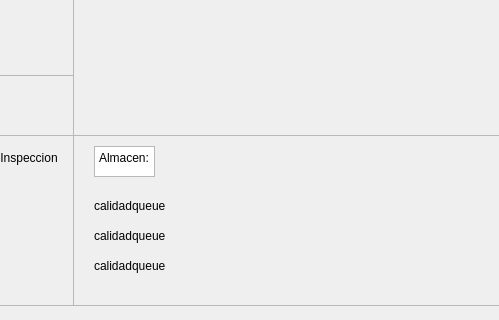
This is MonsterFactory/mainwindow.ui in arty4325/IC2001-MonsterFactory as Qt 5 draws it before an edit; both pictures show x 867 to 1366 and y 365 to 685 of the 1366 by 768 pixel window. The edited form follows.
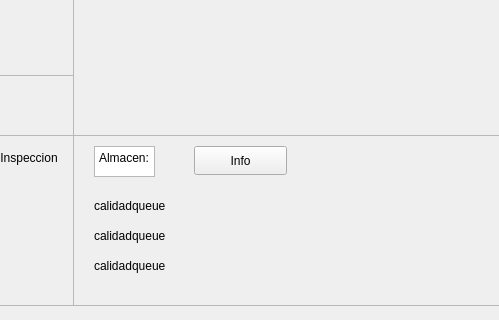
This is the edited form.

Commit message: Now I can view in real time the items in the almacen

```diff
--- a/MonsterFactory/mainwindow.ui
+++ b/MonsterFactory/mainwindow.ui
@@ -699,6 +699,19 @@
 &lt;p style=&quot; margin-top:0px; margin-bottom:0px; margin-left:0px; margin-right:0px; -qt-block-indent:0; text-indent:0px;&quot;&gt;Almacen:&lt;/p&gt;&lt;/body&gt;&lt;/html&gt;</string>
       </property>
      </widget>
+     <widget class="QPushButton" name="verAlmacen">
+      <property name="geometry">
+       <rect>
+        <x>120</x>
+        <y>10</y>
+        <width>93</width>
+        <height>29</height>
+       </rect>
+      </property>
+      <property name="text">
+       <string>Info</string>
+      </property>
+     </widget>
     </widget>
    </widget>
    <widget class="QScrollArea" name="scrollArea_11">
```
The commit also changes 33 other files.
